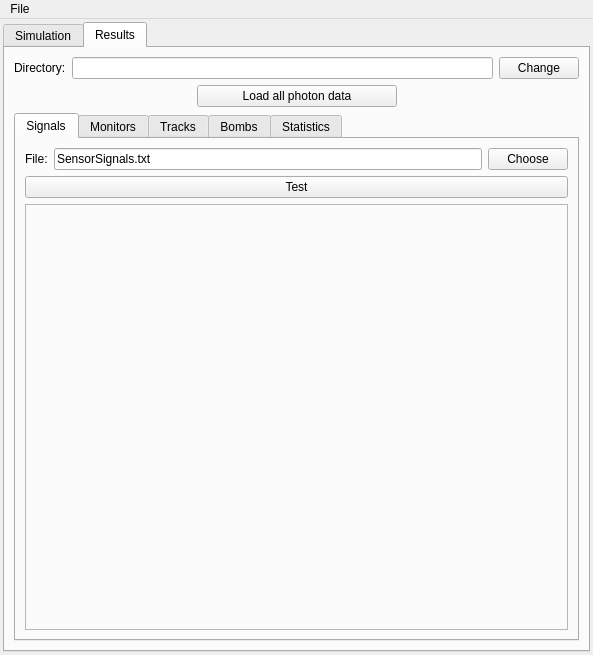
Old version of the form ants3bundle/src/ants3/gui/photsim/a3photsimwin.ui in the repository andrmor/ANTS3bundle.
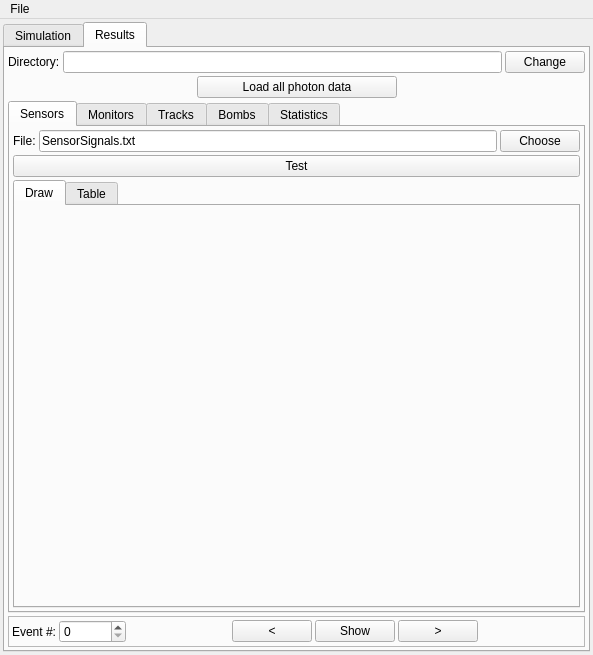
New version of the form.

What changed in the file:
```diff
--- a/ants3bundle/src/ants3/gui/photsim/a3photsimwin.ui
+++ b/ants3bundle/src/ants3/gui/photsim/a3photsimwin.ui
@@ -3442,6 +3442,21 @@
         <string>Results</string>
        </attribute>
        <layout class="QVBoxLayout" name="verticalLayout_12">
+        <property name="spacing">
+         <number>3</number>
+        </property>
+        <property name="leftMargin">
+         <number>3</number>
+        </property>
+        <property name="topMargin">
+         <number>3</number>
+        </property>
+        <property name="rightMargin">
+         <number>3</number>
+        </property>
+        <property name="bottomMargin">
+         <number>3</number>
+        </property>
         <item>
          <layout class="QHBoxLayout" name="horizontalLayout_55">
           <property name="topMargin">
@@ -3522,9 +3537,24 @@
           </property>
           <widget class="QWidget" name="tab_2">
            <attribute name="title">
-            <string>Signals</string>
+            <string>Sensors</string>
            </attribute>
            <layout class="QVBoxLayout" name="verticalLayout_28">
+            <property name="spacing">
+             <number>3</number>
+            </property>
+            <property name="leftMargin">
+             <number>3</number>
+            </property>
+            <property name="topMargin">
+             <number>3</number>
+            </property>
+            <property name="rightMargin">
+             <number>3</number>
+            </property>
+            <property name="bottomMargin">
+             <number>3</number>
+            </property>
             <item>
              <layout class="QHBoxLayout" name="horizontalLayout_59">
               <item>
@@ -3558,19 +3588,47 @@
              </widget>
             </item>
             <item>
-             <widget class="QFrame" name="frTest">
-              <property name="sizePolicy">
-               <sizepolicy hsizetype="Preferred" vsizetype="Expanding">
-                <horstretch>0</horstretch>
-                <verstretch>0</verstretch>
-               </sizepolicy>
+             <widget class="QTabWidget" name="twSensors">
+              <property name="currentIndex">
+               <number>0</number>
               </property>
-              <property name="frameShape">
-               <enum>QFrame::StyledPanel</enum>
-              </property>
-              <property name="frameShadow">
-               <enum>QFrame::Raised</enum>
-              </property>
+              <widget class="QWidget" name="tab_8">
+               <attribute name="title">
+                <string>Draw</string>
+               </attribute>
+               <layout class="QVBoxLayout" name="verticalLayout_29">
+                <property name="spacing">
+                 <number>3</number>
+                </property>
+                <property name="leftMargin">
+                 <number>3</number>
+                </property>
+                <property name="topMargin">
+                 <number>3</number>
+                </property>
+                <property name="rightMargin">
+                 <number>3</number>
+                </property>
+                <property name="bottomMargin">
+                 <number>3</number>
+                </property>
+                <item>
+                 <widget class="QFrame" name="frSensorDraw">
+                  <property name="frameShape">
+                   <enum>QFrame::NoFrame</enum>
+                  </property>
+                  <property name="frameShadow">
+                   <enum>QFrame::Raised</enum>
+                  </property>
+                 </widget>
+                </item>
+               </layout>
+              </widget>
+              <widget class="QWidget" name="tab_9">
+               <attribute name="title">
+                <string>Table</string>
+               </attribute>
+              </widget>
              </widget>
             </item>
            </layout>
@@ -4508,6 +4566,100 @@
           </widget>
          </widget>
         </item>
+        <item>
+         <widget class="QFrame" name="frEventNumber">
+          <property name="minimumSize">
+           <size>
+            <width>0</width>
+            <height>0</height>
+           </size>
+          </property>
+          <property name="frameShape">
+           <enum>QFrame::StyledPanel</enum>
+          </property>
+          <property name="frameShadow">
+           <enum>QFrame::Raised</enum>
+          </property>
+          <layout class="QHBoxLayout" name="horizontalLayout_60">
+           <property name="spacing">
+            <number>3</number>
+           </property>
+           <property name="leftMargin">
+            <number>3</number>
+           </property>
+           <property name="topMargin">
+            <number>3</number>
+           </property>
+           <property name="rightMargin">
+            <number>3</number>
+           </property>
+           <property name="bottomMargin">
+            <number>3</number>
+           </property>
+           <item>
+            <widget class="QLabel" name="label_40">
+             <property name="text">
+              <string>Event #:</string>
+             </property>
+            </widget>
+           </item>
+           <item>
+            <widget class="QSpinBox" name="spinBox_2">
+             <property name="maximum">
+              <number>99999999</number>
+             </property>
+            </widget>
+           </item>
+           <item>
+            <spacer name="horizontalSpacer_53">
+             <property name="orientation">
+              <enum>Qt::Horizontal</enum>
+             </property>
+             <property name="sizeHint" stdset="0">
+              <size>
+               <width>77</width>
+               <height>20</height>
+              </size>
+             </property>
+            </spacer>
+           </item>
+           <item>
+            <widget class="QPushButton" name="pbEventNumberLess">
+             <property name="text">
+              <string>&lt;</string>
+             </property>
+            </widget>
+           </item>
+           <item>
+            <widget class="QPushButton" name="pbShowEvent">
+             <property name="text">
+              <string>Show</string>
+             </property>
+            </widget>
+           </item>
+           <item>
+            <widget class="QPushButton" name="pbEventNumberMore">
+             <property name="text">
+              <string>&gt;</string>
+             </property>
+            </widget>
+           </item>
+           <item>
+            <spacer name="horizontalSpacer_68">
+             <property name="orientation">
+              <enum>Qt::Horizontal</enum>
+             </property>
+             <property name="sizeHint" stdset="0">
+              <size>
+               <width>77</width>
+               <height>20</height>
+              </size>
+             </property>
+            </spacer>
+           </item>
+          </layout>
+         </widget>
+        </item>
        </layout>
       </widget>
      </widget>
```
Left out of the diff: 2 changed lines with no effect on the pictures.
